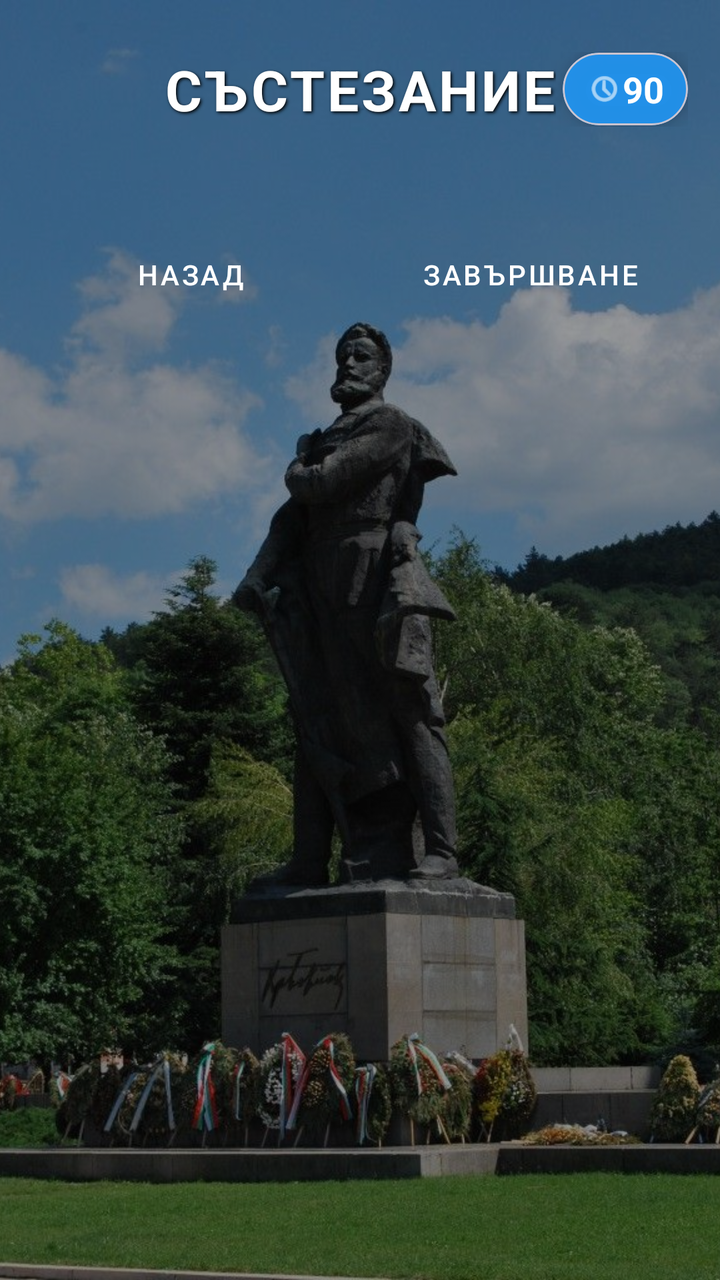
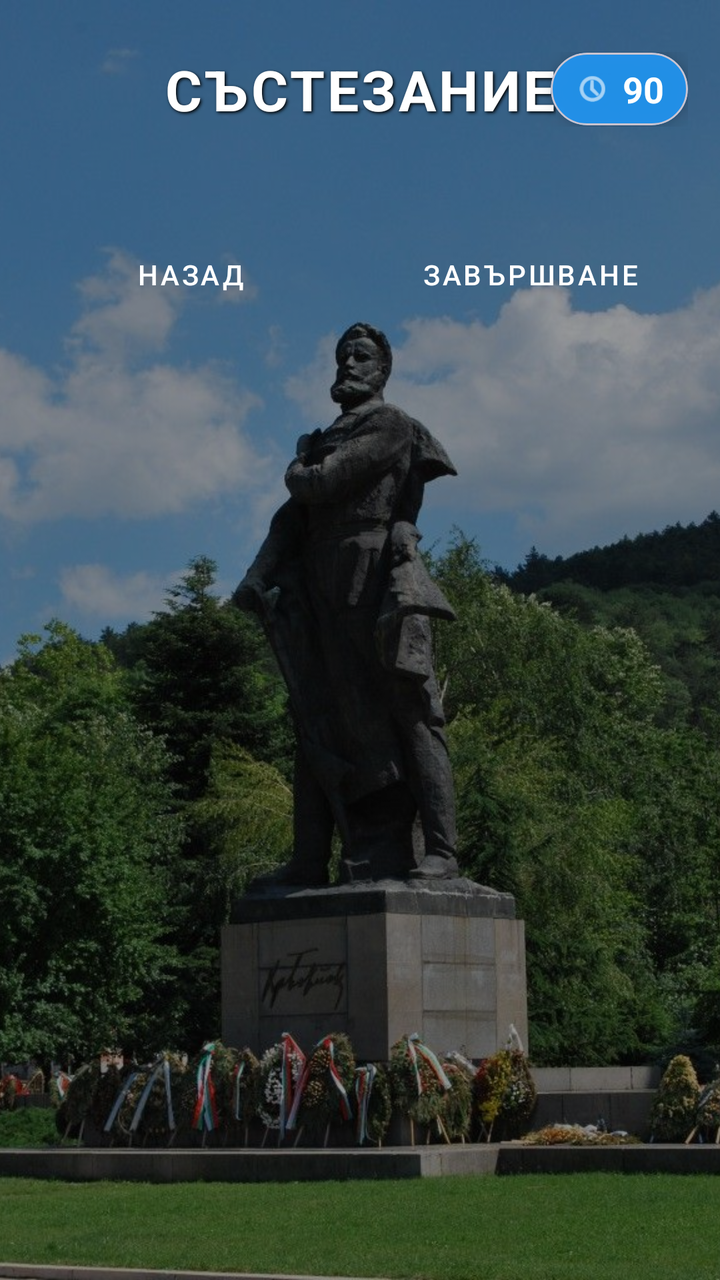

Two renders of the same Android screen: before a commit and after it. Below are the layout's source before the change and the commit's diff.
<!-- AndroidManifest.xml: application theme Theme.QuizLandmarksBG -->
<!-- res/layout/activity_quiz.xml -->
<?xml version="1.0" encoding="utf-8"?>
<androidx.constraintlayout.widget.ConstraintLayout xmlns:android="http://schemas.android.com/apk/res/android"
    xmlns:app="http://schemas.android.com/apk/res-auto"
    xmlns:tools="http://schemas.android.com/tools"
    android:id="@+id/main"
    android:layout_width="match_parent"
    android:layout_height="match_parent"
    tools:context=".QuizActivity">

    <ImageView
        android:layout_width="match_parent"
        android:layout_height="match_parent"
        android:scaleType="centerCrop"
        android:src="@drawable/quiz_background" />

    <View
        android:layout_width="match_parent"
        android:layout_height="match_parent"
        android:background="#66000000" />

    <ScrollView
        android:layout_width="match_parent"
        android:layout_height="match_parent"
        android:fillViewport="true">

        <LinearLayout
            android:id="@+id/questionsContainer"
            android:orientation="vertical"
            android:padding="16dp"
            android:layout_width="match_parent"
            android:layout_height="wrap_content">

            <RelativeLayout
                android:layout_width="match_parent"
                android:layout_height="wrap_content"
                android:layout_marginTop="10dp"
                android:layout_marginBottom="24dp">

                <TextView
                    android:layout_width="wrap_content"
                    android:layout_height="wrap_content"
                    android:layout_centerInParent="true"
                    android:text="СЪСТЕЗАНИЕ"
                    android:textColor="#FFFFFF"
                    android:textSize="28sp"
                    android:textStyle="bold"
                    android:shadowColor="#000000"
                    android:shadowDx="2"
                    android:shadowDy="2"
                    android:shadowRadius="4"
                    android:letterSpacing="0.05" />

                <com.google.android.material.card.MaterialCardView
                    android:layout_width="wrap_content"
                    android:layout_height="wrap_content"
                    android:layout_alignParentEnd="true"
                    android:layout_centerVertical="true"
                    app:cardCornerRadius="20dp"
                    app:cardBackgroundColor="#E62196F3"
                    app:cardElevation="6dp">

                    <LinearLayout
                        android:layout_width="wrap_content"
                        android:layout_height="wrap_content"
                        android:orientation="horizontal"
                        android:paddingStart="12dp"
                        android:paddingEnd="12dp"
                        android:paddingTop="6dp"
                        android:paddingBottom="6dp"
                        android:gravity="center">

                        <ImageView
                            android:layout_width="18dp"
                            android:layout_height="18dp"
                            android:src="@android:drawable/ic_menu_recent_history"
                            app:tint="#FFFFFF"/>

                        <TextView
                            android:id="@+id/tvTimer"
                            android:layout_width="wrap_content"
                            android:layout_height="wrap_content"
                            android:text="90"
                            android:textColor="#FFFFFF"
                            android:textSize="18sp"
                            android:textStyle="bold" />
                    </LinearLayout>
                </com.google.android.material.card.MaterialCardView>
            </RelativeLayout>

            <LinearLayout
                android:layout_width="match_parent"
                android:layout_height="wrap_content"
                android:orientation="horizontal"
                android:layout_marginTop="20dp">

                <Button
                    android:id="@+id/btnBack"
                    style="@style/Widget.MaterialComponents.Button.OutlinedButton"
                    android:layout_width="0dp"
                    android:layout_weight="1"
                    android:layout_height="60dp"
                    android:text="Назад"
                    android:textColor="#FFFFFF"
                    app:strokeColor="#FFFFFF"
                    app:cornerRadius="8dp"/>

                <View
                    android:layout_width="12dp"
                    android:layout_height="match_parent"/>

                <Button
                    android:id="@+id/btnFinish"
                    style="@style/Widget.MaterialComponents.Button"
                    android:layout_width="0dp"
                    android:layout_weight="1"
                    android:layout_height="60dp"
                    android:text="Завършване"
                    app:cornerRadius="8dp"
                    app:backgroundTint="#3700B3"/>

            </LinearLayout>
        </LinearLayout>
    </ScrollView>
</androidx.constraintlayout.widget.ConstraintLayout>
<!-- resources referenced by this layout -->
<resources>
  <!-- drawable quiz_background: jpg bitmap (drawable, 133616 bytes) -->
  <style name="Theme.QuizLandmarksBG" parent="Base.Theme.QuizLandmarksBG" />
  <style name="Base.Theme.QuizLandmarksBG" parent="Theme.Material3.DayNight.NoActionBar">
          
          
      </style>
</resources>

<!-- the commit's change to res/layout/activity_quiz.xml (unified diff, before → after) -->
@@ -72,6 +72,7 @@
                         <ImageView
                             android:layout_width="18dp"
                             android:layout_height="18dp"
+                            android:layout_marginEnd="6dp"
                             android:src="@android:drawable/ic_menu_recent_history"
                             app:tint="#FFFFFF"/>
 
